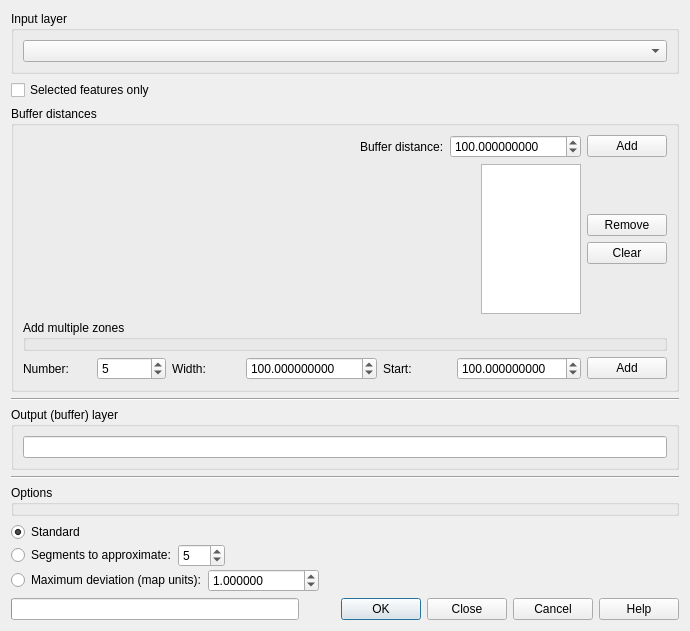
Qt form ui_multidistancebuffer.ui (havatv/qgismultidistancebufferplugin) before a commit.
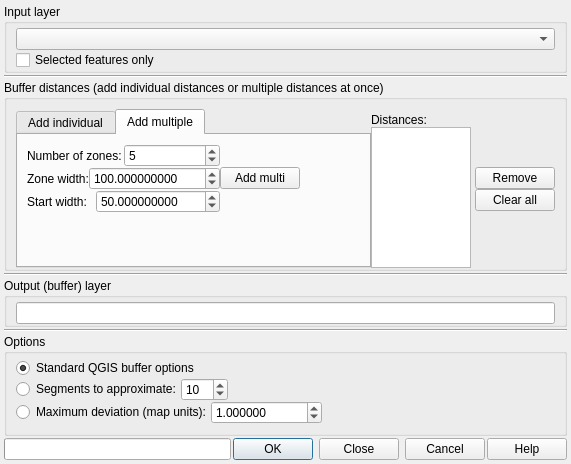
The same form after that commit. The open tabs and pages were chosen to show the change.

Commit message: Make user interface more intuitive (#22)

Patch:
```diff
--- a/ui_multidistancebuffer.ui
+++ b/ui_multidistancebuffer.ui
@@ -6,20 +6,35 @@
    <rect>
     <x>0</x>
     <y>0</y>
-    <width>690</width>
-    <height>631</height>
+    <width>571</width>
+    <height>464</height>
    </rect>
   </property>
   <property name="windowTitle">
    <string>Multi-distance Buffer</string>
   </property>
   <layout class="QVBoxLayout" name="verticalLayout_3">
+   <property name="spacing">
+    <number>2</number>
+   </property>
+   <property name="margin">
+    <number>4</number>
+   </property>
    <item>
     <widget class="QGroupBox" name="groupBox_3">
      <property name="title">
       <string>Input layer</string>
      </property>
-     <layout class="QHBoxLayout" name="horizontalLayout_4">
+     <layout class="QVBoxLayout" name="verticalLayout_8">
+      <property name="spacing">
+       <number>0</number>
+      </property>
+      <property name="topMargin">
+       <number>4</number>
+      </property>
+      <property name="bottomMargin">
+       <number>0</number>
+      </property>
       <item>
        <widget class="QComboBox" name="inputLayer">
         <property name="sizePolicy">
@@ -33,9 +48,6 @@
         </property>
        </widget>
       </item>
-     </layout>
-    </widget>
-   </item>
    <item>
     <widget class="QCheckBox" name="selectedOnlyCB">
      <property name="enabled">
@@ -52,34 +64,56 @@
      </property>
     </widget>
    </item>
+     </layout>
+    </widget>
+   </item>
+   <item>
+    <widget class="Line" name="line_3">
+     <property name="orientation">
+      <enum>Qt::Horizontal</enum>
+     </property>
+    </widget>
+   </item>
    <item>
     <widget class="QGroupBox" name="groupBox_2">
      <property name="acceptDrops">
       <bool>false</bool>
      </property>
      <property name="title">
-      <string>Buffer distances</string>
+      <string>Buffer distances (add individual distances or multiple distances at once)</string>
      </property>
-     <layout class="QVBoxLayout" name="verticalLayout_2">
-      <item>
        <layout class="QHBoxLayout" name="horizontalLayout_3">
+      <property name="spacing">
+       <number>0</number>
+      </property>
+      <property name="topMargin">
+       <number>9</number>
+      </property>
+      <property name="bottomMargin">
+       <number>0</number>
+      </property>
         <item>
-         <spacer name="horizontalSpacer_2">
-          <property name="orientation">
-           <enum>Qt::Horizontal</enum>
-          </property>
-          <property name="sizeHint" stdset="0">
-           <size>
-            <width>40</width>
-            <height>20</height>
-           </size>
-          </property>
-         </spacer>
-        </item>
+       <widget class="QTabWidget" name="tabWidget">
+        <property name="sizePolicy">
+         <sizepolicy hsizetype="Expanding" vsizetype="Expanding">
+          <horstretch>1</horstretch>
+          <verstretch>0</verstretch>
+         </sizepolicy>
+        </property>
+        <property name="currentIndex">
+         <number>0</number>
+        </property>
+        <widget class="QWidget" name="tab_1">
+         <attribute name="title">
+          <string>Add individual</string>
+         </attribute>
+         <layout class="QVBoxLayout" name="verticalLayout">
+          <item>
+           <layout class="QHBoxLayout" name="horizontalLayout_8">
         <item>
          <widget class="QLabel" name="label_2">
           <property name="text">
-           <string>Buffer distance:</string>
+               <string>Distance:</string>
           </property>
          </widget>
         </item>
@@ -102,29 +136,202 @@
            <string>Add the distance</string>
           </property>
           <property name="text">
-           <string>Add</string>
+               <string>Add single</string>
           </property>
          </widget>
         </item>
        </layout>
       </item>
+          <item>
+           <spacer name="verticalSpacer_3">
+            <property name="orientation">
+             <enum>Qt::Vertical</enum>
+            </property>
+            <property name="sizeHint" stdset="0">
+             <size>
+              <width>20</width>
+              <height>40</height>
+             </size>
+            </property>
+           </spacer>
+          </item>
+         </layout>
+        </widget>
+        <widget class="QWidget" name="tab_2">
+         <attribute name="title">
+          <string>Add multiple</string>
+         </attribute>
+         <layout class="QVBoxLayout" name="verticalLayout_2">
+          <property name="spacing">
+           <number>0</number>
+          </property>
+          <property name="bottomMargin">
+           <number>0</number>
+          </property>
       <item>
        <layout class="QHBoxLayout" name="horizontalLayout_5">
         <item>
-         <spacer name="horizontalSpacer">
+             <layout class="QVBoxLayout" name="verticalLayout_9">
+              <item>
+               <layout class="QHBoxLayout" name="horizontalLayout_9">
+                <item>
+                 <widget class="QLabel" name="label">
+                  <property name="text">
+                   <string>Number of zones:</string>
+                  </property>
+                  <property name="wordWrap">
+                   <bool>true</bool>
+                  </property>
+                 </widget>
+                </item>
+                <item>
+                 <widget class="QSpinBox" name="ringsSB">
+                  <property name="toolTip">
+                   <string>Number of zones to add</string>
+                  </property>
+                  <property name="minimum">
+                   <number>1</number>
+                  </property>
+                  <property name="maximum">
+                   <number>9999</number>
+                  </property>
+                  <property name="value">
+                   <number>5</number>
+                  </property>
+                 </widget>
+                </item>
+               </layout>
+              </item>
+              <item>
+               <layout class="QHBoxLayout" name="horizontalLayout_10">
+                <item>
+                 <widget class="QLabel" name="label_3">
+                  <property name="sizePolicy">
+                   <sizepolicy hsizetype="Preferred" vsizetype="Preferred">
+                    <horstretch>0</horstretch>
+                    <verstretch>0</verstretch>
+                   </sizepolicy>
+                  </property>
+                  <property name="text">
+                   <string>Zone width:</string>
+                  </property>
+                  <property name="wordWrap">
+                   <bool>true</bool>
+                  </property>
+                 </widget>
+                </item>
+                <item>
+                 <widget class="QDoubleSpinBox" name="widthsSB">
+                  <property name="toolTip">
+                   <string>The width of each zone</string>
+                  </property>
+                  <property name="decimals">
+                   <number>9</number>
+                  </property>
+                  <property name="minimum">
+                   <double>0.000001000000000</double>
+                  </property>
+                  <property name="maximum">
+                   <double>999999999.000000000000000</double>
+                  </property>
+                  <property name="value">
+                   <double>100.000000000000000</double>
+                  </property>
+                 </widget>
+                </item>
+               </layout>
+              </item>
+              <item>
+               <layout class="QHBoxLayout" name="horizontalLayout_11">
+                <item>
+                 <widget class="QLabel" name="label_4">
+                  <property name="sizePolicy">
+                   <sizepolicy hsizetype="Preferred" vsizetype="Preferred">
+                    <horstretch>0</horstretch>
+                    <verstretch>0</verstretch>
+                   </sizepolicy>
+                  </property>
+                  <property name="text">
+                   <string>Start width:</string>
+                  </property>
+                  <property name="wordWrap">
+                   <bool>true</bool>
+                  </property>
+                 </widget>
+                </item>
+                <item>
+                 <widget class="QDoubleSpinBox" name="startSB">
+                  <property name="toolTip">
+                   <string>The start value (innermost buffer distance)</string>
+                  </property>
+                  <property name="decimals">
+                   <number>9</number>
+                  </property>
+                  <property name="maximum">
+                   <double>99999.000000000000000</double>
+                  </property>
+                  <property name="value">
+                   <double>50.000000000000000</double>
+                  </property>
+                 </widget>
+                </item>
+               </layout>
+              </item>
+             </layout>
+            </item>
+            <item>
+             <widget class="QPushButton" name="addringsButton">
+              <property name="toolTip">
+               <string>Add the zones</string>
+              </property>
+              <property name="text">
+               <string>Add multi</string>
+              </property>
+             </widget>
+            </item>
+            <item>
+             <spacer name="horizontalSpacer_5">
           <property name="orientation">
            <enum>Qt::Horizontal</enum>
           </property>
-          <property name="sizeType">
-           <enum>QSizePolicy::Expanding</enum>
-          </property>
           <property name="sizeHint" stdset="0">
            <size>
-            <width>40</width>
+                <width>0</width>
             <height>20</height>
            </size>
           </property>
          </spacer>
+            </item>
+           </layout>
+          </item>
+          <item>
+           <spacer name="verticalSpacer_4">
+            <property name="orientation">
+             <enum>Qt::Vertical</enum>
+            </property>
+            <property name="sizeHint" stdset="0">
+             <size>
+              <width>20</width>
+              <height>40</height>
+             </size>
+            </property>
+           </spacer>
+          </item>
+         </layout>
+        </widget>
+       </widget>
+      </item>
+      <item>
+       <layout class="QVBoxLayout" name="verticalLayout_7">
+        <property name="topMargin">
+         <number>4</number>
+        </property>
+        <item>
+         <widget class="QLabel" name="label_5">
+          <property name="text">
+           <string>Distances:</string>
+          </property>
+         </widget>
         </item>
         <item>
          <widget class="QListView" name="bufferList">
@@ -157,8 +364,13 @@
           </property>
          </widget>
         </item>
+       </layout>
+      </item>
         <item>
          <layout class="QVBoxLayout" name="verticalLayout_5">
+        <property name="leftMargin">
+         <number>4</number>
+        </property>
           <item>
            <spacer name="verticalSpacer">
             <property name="orientation">
@@ -188,7 +400,7 @@
              <string>Remove all entries</string>
             </property>
             <property name="text">
-             <string>Clear</string>
+           <string>Clear all</string>
             </property>
            </widget>
           </item>
@@ -208,101 +420,6 @@
          </layout>
         </item>
        </layout>
-      </item>
-      <item>
-       <widget class="QGroupBox" name="groupBox_5">
-        <property name="title">
-         <string>Add multiple zones</string>
-        </property>
-       </widget>
-      </item>
-      <item>
-       <layout class="QHBoxLayout" name="horizontalLayout_11">
-        <item>
-         <widget class="QLabel" name="label">
-          <property name="text">
-           <string>Number:</string>
-          </property>
-         </widget>
-        </item>
-        <item>
-         <widget class="QSpinBox" name="ringsSB">
-          <property name="toolTip">
-           <string>Number of zones to add</string>
-          </property>
-          <property name="minimum">
-           <number>1</number>
-          </property>
-          <property name="maximum">
-           <number>9999</number>
-          </property>
-          <property name="value">
-           <number>5</number>
-          </property>
-         </widget>
-        </item>
-        <item>
-         <widget class="QLabel" name="label_3">
-          <property name="text">
-           <string>Width:</string>
-          </property>
-         </widget>
-        </item>
-        <item>
-         <widget class="QDoubleSpinBox" name="widthsSB">
-          <property name="toolTip">
-           <string>The width of each zone</string>
-          </property>
-          <property name="decimals">
-           <number>9</number>
-          </property>
-          <property name="minimum">
-           <double>0.000001000000000</double>
-          </property>
-          <property name="maximum">
-           <double>999999999.000000000000000</double>
-          </property>
-          <property name="value">
-           <double>100.000000000000000</double>
-          </property>
-         </widget>
-        </item>
-        <item>
-         <widget class="QLabel" name="label_4">
-          <property name="text">
-           <string>Start:</string>
-          </property>
-         </widget>
-        </item>
-        <item>
-         <widget class="QDoubleSpinBox" name="startSB">
-          <property name="toolTip">
-           <string>The start value (innermost buffer distance)</string>
-          </property>
-          <property name="decimals">
-           <number>9</number>
-          </property>
-          <property name="maximum">
-           <double>99999.000000000000000</double>
-          </property>
-          <property name="value">
-           <double>100.000000000000000</double>
-          </property>
-         </widget>
-        </item>
-        <item>
-         <widget class="QPushButton" name="addringsButton">
-          <property name="toolTip">
-           <string>Add the zones</string>
-          </property>
-          <property name="text">
-           <string>Add</string>
-          </property>
-         </widget>
-        </item>
-       </layout>
-      </item>
-     </layout>
     </widget>
    </item>
    <item>
@@ -318,6 +435,12 @@
       <string>Output (buffer) layer</string>
      </property>
      <layout class="QHBoxLayout" name="horizontalLayout_2">
+      <property name="topMargin">
+       <number>4</number>
+      </property>
+      <property name="bottomMargin">
+       <number>0</number>
+      </property>
       <item>
        <widget class="QLineEdit" name="outputLayerName">
         <property name="toolTip">
@@ -336,28 +459,24 @@
     </widget>
    </item>
    <item>
-    <layout class="QVBoxLayout" name="verticalLayout">
-     <item>
       <widget class="QGroupBox" name="groupBox_4">
        <property name="title">
         <string>Options</string>
        </property>
-      </widget>
-     </item>
-     <item>
-      <layout class="QVBoxLayout" name="verticalLayout_4">
+     <layout class="QVBoxLayout" name="verticalLayout_10">
        <property name="spacing">
-        <number>2</number>
-       </property>
-       <item>
-        <layout class="QHBoxLayout" name="horizontalLayout_8">
+       <number>0</number>
+      </property>
+      <property name="topMargin">
+       <number>4</number>
+      </property>
          <item>
           <widget class="QRadioButton" name="standardRB">
            <property name="toolTip">
             <string>Standard means 5 segments per quarter circle</string>
            </property>
            <property name="text">
-            <string>Standard</string>
+         <string>Standard QGIS buffer options</string>
            </property>
            <property name="checked">
             <bool>true</bool>
@@ -367,8 +486,6 @@
            </attribute>
           </widget>
          </item>
-        </layout>
-       </item>
        <item>
         <layout class="QHBoxLayout" name="horizontalLayout_7">
          <item>
@@ -396,7 +513,7 @@
             <number>999</number>
            </property>
            <property name="value">
-            <number>5</number>
+           <number>10</number>
            </property>
           </widget>
          </item>
@@ -465,8 +582,7 @@
         </layout>
        </item>
       </layout>
-     </item>
-    </layout>
+    </widget>
    </item>
    <item>
     <layout class="QHBoxLayout" name="horizontalLayout">
```
Left out of the diff: 11 changed lines with no effect on the pictures. Lines whose indentation alone changed are shown as unchanged. The commit also changes 1 other file.
